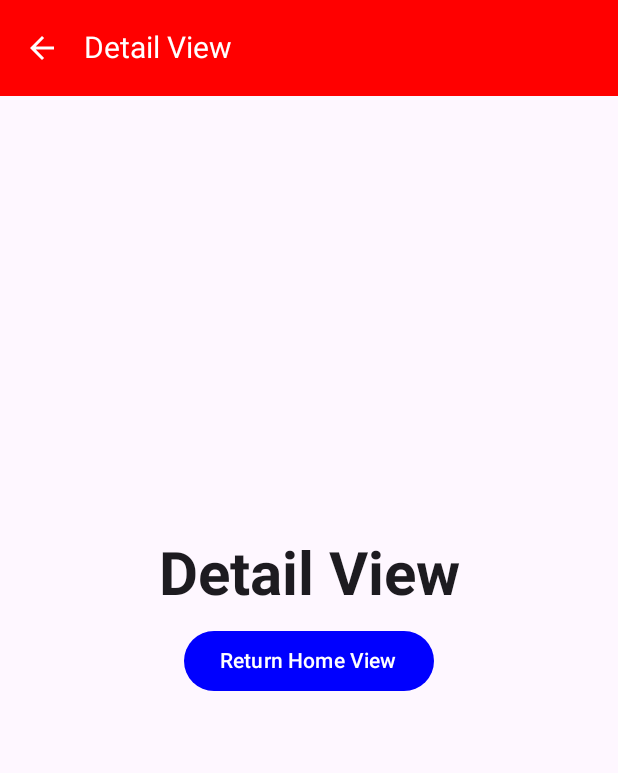
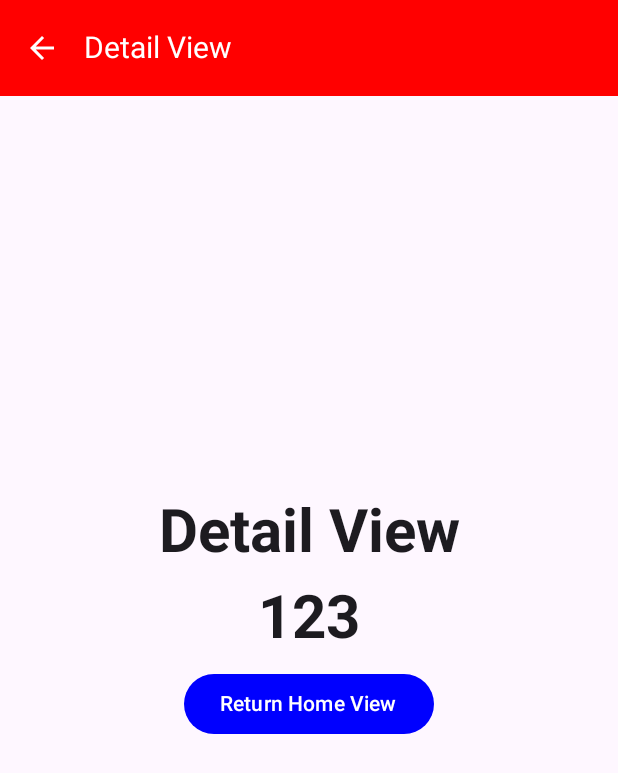
Before and after one commit to IsraelMerlyn/miapp_, an Android app built with Jetpack Compose: the screen it shows after launch (MainActivity), after a tap on "Details View", on a phone screen of 412 x 824 dp. Shown: the top 773 px of the screen. Run offline under Robolectric (Android 15) with nearby library versions, the phone set to English and light mode, and no system bars.

Commit message:
tasks #0.8 Enviando Parametros

```diff
--- a/app/src/main/java/com/israelmerlyn/app_jetpack/navegation/NavManager.kt
+++ b/app/src/main/java/com/israelmerlyn/app_jetpack/navegation/NavManager.kt
@@ -3,9 +3,11 @@ package com.israelmerlyn.app_jetpack.navegation
 
 import androidx.compose.runtime.Composable
 import androidx.navigation.NavController
+import androidx.navigation.NavType
 import androidx.navigation.compose.NavHost
 import androidx.navigation.compose.composable
 import androidx.navigation.compose.rememberNavController
+import androidx.navigation.navArgument
 import com.israelmerlyn.app_jetpack.views.DetailsView
 import com.israelmerlyn.app_jetpack.views.HomeView
 
@@ -16,8 +18,13 @@ fun NavMananger() {
         composable("Home") {
             HomeView(navController)
         }
-        composable("Details") {
-            DetailsView(navController)
+        composable("Details/{id}/?{opcional}", arguments = listOf(
+            navArgument("id"){ type=NavType.IntType},
+            navArgument("opcional"){ type=NavType.StringType},
+        )) {
+            val id= it.arguments?.getInt("id")?: 0
+            val opcional= it.arguments?.getString("opcional") ?: ""
+            DetailsView(navController, id, opcional)
         }
     }
 }
--- a/app/src/main/java/com/israelmerlyn/app_jetpack/views/DetailView.kt
+++ b/app/src/main/java/com/israelmerlyn/app_jetpack/views/DetailView.kt
@@ -3,7 +3,9 @@ package com.israelmerlyn.app_jetpack.views
 import android.annotation.SuppressLint
 import androidx.compose.foundation.layout.Arrangement
 import androidx.compose.foundation.layout.Column
+import androidx.compose.foundation.layout.Spacer
 import androidx.compose.foundation.layout.fillMaxSize
+import androidx.compose.foundation.layout.height
 import androidx.compose.material.icons.Icons
 import androidx.compose.material.icons.filled.ArrowBack
 import androidx.compose.material3.ExperimentalMaterial3Api
@@ -14,6 +16,7 @@ import androidx.compose.runtime.Composable
 import androidx.compose.ui.Alignment
 import androidx.compose.ui.Modifier
 import androidx.compose.ui.graphics.Color
+import androidx.compose.ui.unit.dp
 import androidx.navigation.NavController
 import com.israelmerlyn.app_jetpack.components.MainButton
 import com.israelmerlyn.app_jetpack.components.MainIconButton
@@ -24,7 +27,7 @@ import com.israelmerlyn.app_jetpack.components.TitleView
 @SuppressLint("UnusedMaterial3ScaffoldPaddingParameter")
 @OptIn(ExperimentalMaterial3Api::class)
 @Composable
-fun DetailsView(navController: NavController){
+fun DetailsView(navController: NavController, id:Int , opcional:String?){
     Scaffold (
         topBar = {
             TopAppBar(
@@ -39,13 +42,13 @@ fun DetailsView(navController: NavController){
             )
         }
     ) {
-        ContentDetailView(navController)
+        ContentDetailView(navController, id, opcional)
 
     }
 }
 
 @Composable
-fun ContentDetailView(navController: NavController){
+fun ContentDetailView(navController: NavController, id: Int, opcional:String?){
     Column(
         modifier = Modifier.fillMaxSize(),
         verticalArrangement = Arrangement.Center,
@@ -53,6 +56,14 @@ fun ContentDetailView(navController: NavController){
     ) {
         TitleView(name = "Detail View")
         Space()
+        TitleView(id.toString())
+        Space()
+        if(opcional == ""){
+            Spacer(modifier = Modifier.height(0.dp))
+        }else{
+            TitleView(name = opcional.orEmpty())
+        }
+
         MainButton(name = "Return Home View", color = Color.White, backColor = Color.Blue) {
            navController.popBackStack()
         }
--- a/app/src/main/java/com/israelmerlyn/app_jetpack/views/HomeView.kt
+++ b/app/src/main/java/com/israelmerlyn/app_jetpack/views/HomeView.kt
@@ -8,9 +8,14 @@ import androidx.compose.material3.CenterAlignedTopAppBar
 import androidx.compose.material3.ExperimentalMaterial3Api
 import androidx.compose.material3.Scaffold
 import androidx.compose.material3.Text
+import androidx.compose.material3.TextField
 import androidx.compose.material3.TopAppBar
 import androidx.compose.material3.TopAppBarDefaults
 import androidx.compose.runtime.Composable
+import androidx.compose.runtime.getValue
+import androidx.compose.runtime.mutableStateOf
+import androidx.compose.runtime.remember
+import androidx.compose.runtime.setValue
 import androidx.compose.ui.Alignment
 import androidx.compose.ui.Modifier
 import androidx.compose.ui.graphics.Color
@@ -45,6 +50,9 @@ fun HomeView(navController: NavController) {
 
 @Composable
 fun ContentHomeView(navController: NavController) {
+    val id=123
+    var opcional by remember { mutableStateOf(
+        "" ) }
     Column(
         modifier = Modifier.fillMaxSize(),
         verticalArrangement = Arrangement.Center,
@@ -52,8 +60,10 @@ fun ContentHomeView(navController: NavController) {
     ) {
         TitleView(name = "Home View")
         Space()
+        TextField(value = opcional, onValueChange = {opcional = it} , label = { Text(text = "Opcional") })
+
         MainButton(name = "Details View", color = Color.White, backColor = Color.Red) {
-          navController.navigate("Details")
+          navController.navigate("Details/${id}/?${opcional}")
         }
     }
 }
```
